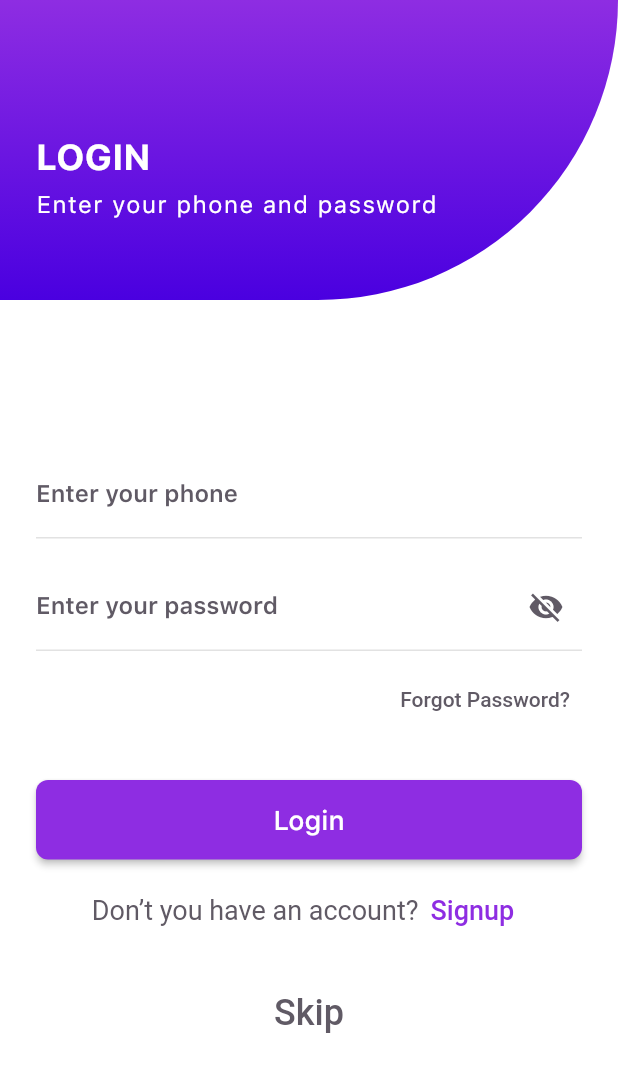
After one commit to minhkhacoder/lvtn_mcommerce_app, a Flutter app: the screen it shows after launch, after a tap on "Get started", on a phone screen of 412 x 824 dp. The commit adds this screen. Shown: the top 1072 px of the screen. Run offline on Flutter 3.47's test engine with Material 2 defaults, Android fonts, the phone set to English and light mode, and no system bars; project files that could hold a hidden picture were left out.

Commit message:
06/03/2023, login page, signup page

```diff
--- a/lib/config/routes/routers.dart
+++ b/lib/config/routes/routers.dart
@@ -1,5 +1,6 @@
 import 'package:flutter/material.dart';
 import 'package:mcommerce_app/modules/auth/login_page.dart';
+import 'package:mcommerce_app/modules/auth/signup_page.dart';
 import 'package:mcommerce_app/modules/home/get_started_page.dart';
 import 'package:mcommerce_app/modules/home/home_page.dart';
 
@@ -17,6 +18,10 @@ class Routers {
       case "LoginPage":
         {
           return MaterialPageRoute(builder: (_) => LoginPage());
+        }
+      case "SignUpPage":
+        {
+          return MaterialPageRoute(builder: (_) => SignUpPage());
         }
       default:
         return _errorRoute();
--- a/lib/config/routes/routes.dart
+++ b/lib/config/routes/routes.dart
@@ -2,4 +2,5 @@ class Routes {
   static const String homePage = "HomePage";
   static const String getStartedPage = "GetStartedPage";
   static const String loginPage = "LoginPage";
+  static const String signUpPage = "SignUpPage";
 }
--- a/lib/config/themes/app_colors.dart
+++ b/lib/config/themes/app_colors.dart
@@ -4,6 +4,8 @@ class AppColors {
   static final primary = Color(0xFF8E2DE2);
   static final secondary = Color(0xFF9965F4);
   static final darkGray = Color(0xFF605A65);
+  static final dark = Color(0xFF34283E);
+  static final line = Color(0xFFE2E2E2);
   static final red = Color(0xFFCE3E3E);
   static final grayLight = Color(0xFFE1E1E1);
   static final green = Color(0xFF46AB62);
--- a/lib/modules/auth/login_page.dart
+++ b/lib/modules/auth/login_page.dart
@@ -1,3 +1,6 @@
+import 'package:mcommerce_app/modules/auth/widgets/login_form.dart';
+import 'package:mcommerce_app/config/themes/app_font_family.dart';
+import 'package:mcommerce_app/config/themes/app_colors.dart';
 import 'package:flutter/material.dart';
 
 class LoginPage extends StatefulWidget {
@@ -10,8 +13,74 @@ class LoginPage extends StatefulWidget {
 class _LoginPageState extends State<LoginPage> {
   @override
   Widget build(BuildContext context) {
-    return Container(
-      child: Text("Logins"),
+    return Material(
+      child: Container(
+        width: MediaQuery.of(context).size.width,
+        height: MediaQuery.of(context).size.height,
+        child: Stack(
+          children: [
+            Container(
+              width: MediaQuery.of(context).size.width,
+              height: MediaQuery.of(context).size.height,
+              decoration: BoxDecoration(color: AppColors.white),
+              child: Container(
+                width: MediaQuery.of(context).size.width,
+                height: MediaQuery.of(context).size.height,
+                padding: EdgeInsets.only(top: 292, left: 24, right: 24),
+                decoration: BoxDecoration(color: AppColors.white),
+                child: LoginForm(),
+              ),
+            ),
+            Align(
+              alignment: Alignment.topCenter,
+              child: Container(
+                width: MediaQuery.of(context).size.width,
+                height: 200,
+                decoration: BoxDecoration(
+                    gradient: LinearGradient(
+                      begin: Alignment.topCenter,
+                      end: Alignment.bottomCenter,
+                      colors: <Color>[
+                        Color(0xff8E2DE2),
+                        Color(0xff4A00E0),
+                      ],
+                      tileMode: TileMode.mirror,
+                    ),
+                    borderRadius:
+                        BorderRadius.only(bottomRight: Radius.circular(250))),
+                child: Column(children: [
+                  Container(
+                    alignment: Alignment.centerLeft,
+                    padding: EdgeInsets.only(top: 90, left: 24, bottom: 8),
+                    child: Text(
+                      "LOGIN",
+                      style: TextStyle(
+                          fontFamily: AppFontFamily.fontPrimary,
+                          fontSize: 24,
+                          fontWeight: FontWeight.w700,
+                          color: AppColors.white,
+                          letterSpacing: 1),
+                    ),
+                  ),
+                  Container(
+                    alignment: Alignment.centerLeft,
+                    padding: EdgeInsets.only(left: 24),
+                    child: Text(
+                      "Enter your phone and password",
+                      style: TextStyle(
+                          fontFamily: AppFontFamily.fontSecondary,
+                          fontSize: 16,
+                          fontWeight: FontWeight.w400,
+                          color: AppColors.white,
+                          letterSpacing: 1),
+                    ),
+                  )
+                ]),
+              ),
+            )
+          ],
+        ),
+      ),
     );
   }
 }
--- /dev/null
+++ b/lib/modules/auth/widgets/login_form.dart
@@ -0,0 +1,115 @@
+import 'package:mcommerce_app/config/routes/routes.dart';
+import 'package:mcommerce_app/widgets/statefull/input_phone_widget.dart';
+import 'package:mcommerce_app/widgets/stateless/button_widget.dart';
+import 'package:mcommerce_app/widgets/statefull/input_pass_widget.dart';
+import 'package:mcommerce_app/config/themes/app_colors.dart';
+import 'package:flutter/material.dart';
+
+class LoginForm extends StatefulWidget {
+  const LoginForm({Key? key}) : super(key: key);
+
+  @override
+  _LoginFormState createState() => _LoginFormState();
+}
+
+class _LoginFormState extends State<LoginForm> {
+  final _formKey = GlobalKey<FormState>();
+  late String _phone;
+  late String _password;
+
+  @override
+  Widget build(BuildContext context) {
+    return Form(
+      key: _formKey,
+      child: Column(
+        crossAxisAlignment: CrossAxisAlignment.start,
+        children: <Widget>[
+          InputPhoneWidget(
+              labelText: "Enter your phone",
+              textInputType: TextInputType.phone,
+              onSaved: (value) {
+                _phone = value!;
+              },
+              validator: (value) {
+                if (value == null || value.isEmpty) {
+                  return 'Please enter your phone number';
+                }
+                return null;
+              }),
+          InputPassWidget(
+              labelText: "Enter your password",
+              onSaved: (value) {
+                _password = value!;
+              },
+              validator: (value) {
+                if (value == null || value.isEmpty) {
+                  return 'Please enter your password';
+                }
+                return null;
+              }),
+          Align(
+            alignment: Alignment.centerRight,
+            child: TextButton(
+              style: ButtonStyle(
+                foregroundColor:
+                    MaterialStateProperty.all<Color>(AppColors.darkGray),
+              ),
+              onPressed: () {},
+              child: Text('Forgot Password?'),
+            ),
+          ),
+          Container(
+            padding: const EdgeInsets.only(top: 30, bottom: 10),
+            width: MediaQuery.of(context).size.width,
+            child: ButtonWidget(
+                label: "Login",
+                onPressed: () {
+                  if (_formKey.currentState?.validate() ?? false) {
+                    _formKey.currentState?.save();
+                  }
+                }),
+          ),
+          Container(
+            padding: EdgeInsets.only(bottom: 20),
+            child: Row(
+              mainAxisAlignment: MainAxisAlignment.center,
+              children: [
+                Text(
+                  "Don’t you have an account?",
+                  style: TextStyle(fontSize: 18, color: AppColors.darkGray),
+                ),
+                TextButton(
+                  style: ButtonStyle(
+                    foregroundColor:
+                        MaterialStateProperty.all<Color>(AppColors.darkGray),
+                  ),
+                  onPressed: () {
+                    Navigator.pushNamed(context, Routes.signUpPage);
+                  },
+                  child: Text(
+                    'Signup',
+                    style: TextStyle(color: AppColors.primary, fontSize: 18),
+                  ),
+                )
+              ],
+            ),
+          ),
+          Align(
+            alignment: Alignment.center,
+            child: TextButton(
+              style: ButtonStyle(
+                foregroundColor:
+                    MaterialStateProperty.all<Color>(AppColors.darkGray),
+              ),
+              onPressed: () {},
+              child: Text(
+                'Skip',
+                style: TextStyle(fontSize: 24),
+              ),
+            ),
+          ),
+        ],
+      ),
+    );
+  }
+}
--- /dev/null
+++ b/lib/widgets/statefull/input_pass_widget.dart
@@ -0,0 +1,59 @@
+import 'package:flutter/material.dart';
+import 'package:mcommerce_app/config/themes/app_colors.dart';
+import 'package:mcommerce_app/config/themes/app_font_family.dart';
+
+class InputPassWidget extends StatefulWidget {
+  final String labelText;
+  final FormFieldValidator<String> validator;
+  final FormFieldSetter<String>? onSaved;
+  const InputPassWidget({
+    Key? key,
+    required this.labelText,
+    required this.onSaved,
+    required this.validator,
+  }) : super(key: key);
+
+  @override
+  _InputPassWidgetState createState() => _InputPassWidgetState();
+}
+
+class _InputPassWidgetState extends State<InputPassWidget> {
+  bool _obscureText = true;
+
+  @override
+  Widget build(BuildContext context) {
+    return Padding(
+        padding: EdgeInsets.symmetric(vertical: 8.0),
+        child: TextFormField(
+            decoration: InputDecoration(
+              labelText: widget.labelText,
+              labelStyle: TextStyle(
+                color: AppColors.darkGray,
+                fontSize: 16,
+                fontFamily: AppFontFamily.fontSecondary,
+                fontWeight: FontWeight.w600,
+              ),
+              enabledBorder: UnderlineInputBorder(
+                borderSide: BorderSide(color: AppColors.line),
+              ),
+              focusedBorder: UnderlineInputBorder(
+                borderSide: BorderSide(color: AppColors.primary),
+              ),
+              suffixIcon: IconButton(
+                icon: Icon(
+                  _obscureText ? Icons.visibility_off : Icons.visibility,
+                  color: AppColors.darkGray,
+                ),
+                onPressed: () {
+                  setState(() {
+                    _obscureText = !_obscureText;
+                  });
+                },
+              ),
+            ),
+            cursorColor: AppColors.primary,
+            obscureText: _obscureText,
+            validator: widget.validator,
+            onSaved: widget.onSaved));
+  }
+}
--- /dev/null
+++ b/lib/widgets/statefull/input_phone_widget.dart
@@ -0,0 +1,68 @@
+import 'package:flutter/material.dart';
+import 'package:flutter/services.dart';
+import 'package:mcommerce_app/config/themes/app_colors.dart';
+import 'package:mcommerce_app/config/themes/app_font_family.dart';
+
+class InputPhoneWidget extends StatefulWidget {
+  final String labelText;
+  final TextInputType textInputType;
+  final Widget? suffixIcon;
+  final FormFieldValidator<String> validator;
+  final FormFieldSetter<String>? onSaved;
+  const InputPhoneWidget({
+    Key? key,
+    required this.labelText,
+    required this.onSaved,
+    required this.validator,
+    this.textInputType = TextInputType.text,
+    this.suffixIcon,
+  }) : super(key: key);
+
+  @override
+  _InputPhoneWidgetState createState() => _InputPhoneWidgetState();
+}
+
+class _InputPhoneWidgetState extends State<InputPhoneWidget> {
+  final _controller = TextEditingController();
+
+  @override
+  void dispose() {
+    _controller.dispose();
+    super.dispose();
+  }
+
+  // get controller => null;
+
+  @override
+  Widget build(BuildContext context) {
+    return Padding(
+      padding: EdgeInsets.symmetric(vertical: 8.0),
+      child: TextFormField(
+        controller: this._controller,
+        decoration: InputDecoration(
+          labelText: widget.labelText,
+          labelStyle: TextStyle(
+            color: AppColors.darkGray,
+            fontSize: 16,
+            fontFamily: AppFontFamily.fontSecondary,
+            fontWeight: FontWeight.w600,
+          ),
+          enabledBorder: UnderlineInputBorder(
+            borderSide: BorderSide(color: AppColors.line),
+          ),
+          focusedBorder: UnderlineInputBorder(
+            borderSide: BorderSide(color: AppColors.primary),
+          ),
+          suffixIcon: widget.suffixIcon,
+        ),
+        cursorColor: AppColors.primary,
+        keyboardType: widget.textInputType,
+        inputFormatters: <TextInputFormatter>[
+          FilteringTextInputFormatter.digitsOnly
+        ],
+        validator: widget.validator,
+        onSaved: widget.onSaved,
+      ),
+    );
+  }
+}
--- /dev/null
+++ b/lib/widgets/stateless/button_widget.dart
@@ -0,0 +1,52 @@
+import 'package:flutter/material.dart';
+import 'package:mcommerce_app/config/themes/app_font_family.dart';
+
+class ButtonWidget extends StatelessWidget {
+  final String label;
+  final VoidCallback onPressed;
+  final double vertical;
+  final double horizontal;
+  final double radius;
+  final Color backgroundColor;
+  final Color defaultBackgroundColor;
+  final double fontSize;
+  final Color textColor;
+
+  ButtonWidget(
+      {Key? key,
+      required this.label,
+      required this.onPressed,
+      this.vertical = 16,
+      this.horizontal = 70,
+      this.radius = 8,
+      this.backgroundColor = Colors.transparent,
+      this.defaultBackgroundColor = const Color(0xFF8E2DE2),
+      this.fontSize = 18,
+      this.textColor = const Color(0xffffffff)})
+      : super(key: key);
+
+  @override
+  Widget build(BuildContext context) {
+    final bgColor = backgroundColor != Colors.transparent
+        ? backgroundColor
+        : defaultBackgroundColor;
+    return ElevatedButton(
+      onPressed: this.onPressed,
+      style: ElevatedButton.styleFrom(
+        backgroundColor: bgColor,
+        padding: EdgeInsets.symmetric(
+            vertical: this.vertical, horizontal: this.horizontal),
+        shape: RoundedRectangleBorder(
+          borderRadius: BorderRadius.circular(this.radius),
+        ),
+      ),
+      child: Text(
+        this.label,
+        style: TextStyle(
+            fontFamily: AppFontFamily.fontSecondary,
+            fontSize: fontSize,
+            color: textColor),
+      ),
+    );
+  }
+}
--- a/lib/widgets/stateless/gradient_ttb.dart
+++ b/lib/widgets/stateless/gradient_ttb.dart
@@ -7,6 +7,8 @@ class GradientTtb extends StatelessWidget {
   Widget build(BuildContext context) {
     return Material(
       child: Container(
+        width: MediaQuery.of(context).size.width,
+        height: MediaQuery.of(context).size.height,
         decoration: BoxDecoration(
           gradient: LinearGradient(
             begin: Alignment.topCenter,
```
Also changed, not shown: lib/modules/auth/signup_page.dart (+86 -0 lines), lib/modules/auth/widgets/signup_form.dart (added, +118 -0 lines), lib/modules/home/get_started_page.dart (+6 -19 lines), lib/widgets/statefull/input_widget.dart (added, +67 -0 lines).
